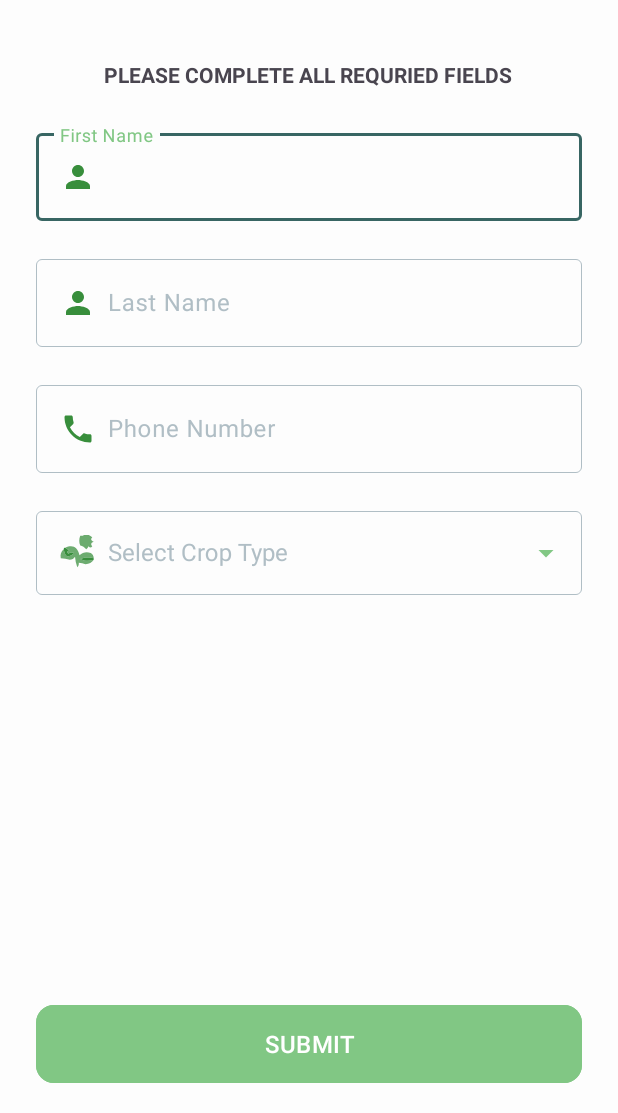
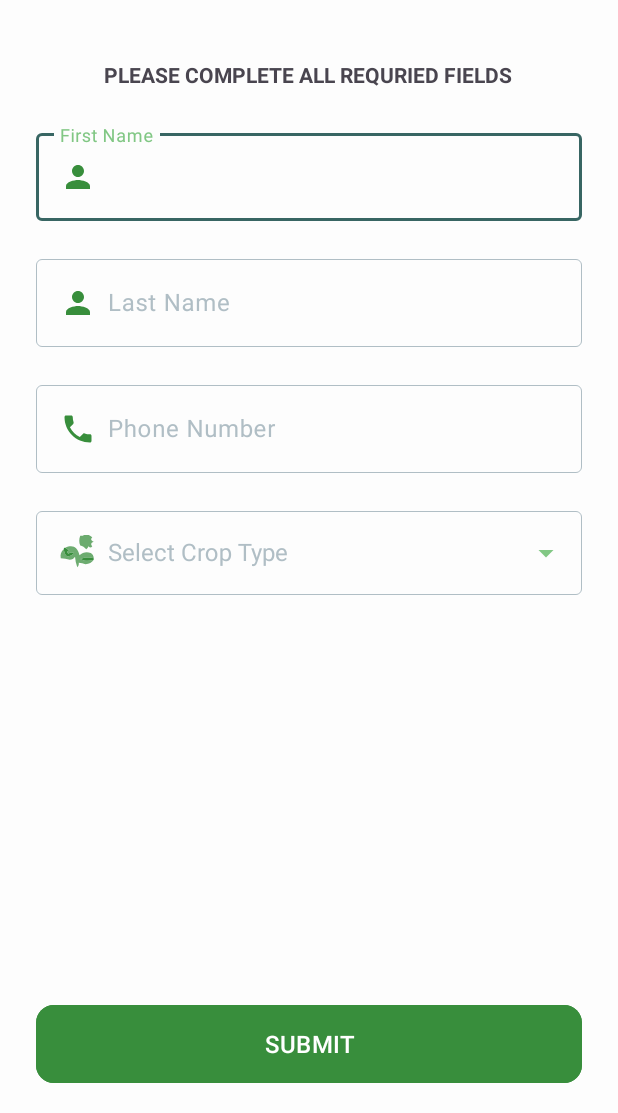
Before and after one commit to Jayhymn/farmapp, an Android app: the FarmRegistrationActivity screen opened directly, with no data from a screen before it, on a phone screen of 412 x 824 dp, the part 123-1236 px from its top. Run offline under Robolectric (Android 15) with nearby library versions, the phone set to English and light mode, and no system bars; our stand-ins replace Dagger/Hilt's generated code.

Commit message:
added screenshots

```diff
--- a/app/src/main/java/com/jayhymn/farmapp/ui/presentation/FarmRegistrationActivity.kt
+++ b/app/src/main/java/com/jayhymn/farmapp/ui/presentation/FarmRegistrationActivity.kt
@@ -1,6 +1,8 @@
 package com.jayhymn.farmapp.ui.presentation
 
 import android.os.Bundle
+import android.os.Handler
+import android.os.Looper
 import android.widget.ArrayAdapter
 import androidx.activity.enableEdgeToEdge
 import androidx.activity.viewModels
@@ -16,12 +18,13 @@ import com.jayhymn.farmapp.domain.InputField
 import com.jayhymn.farmapp.domain.ValidationResult
 import com.jayhymn.farmapp.ui.viewmodels.FarmerRegistrationViewModel
 import dagger.hilt.android.AndroidEntryPoint
+import kotlinx.coroutines.delay
 import kotlinx.coroutines.launch
 
 @AndroidEntryPoint
 class FarmRegistrationActivity : AppCompatActivity() {
     private val viewModel by viewModels<FarmerRegistrationViewModel>()
-    private lateinit var binding: ActivityFarmRegistrationBinding
+    lateinit var binding: ActivityFarmRegistrationBinding
 
     override fun onCreate(savedInstanceState: Bundle?) {
         super.onCreate(savedInstanceState)
@@ -36,14 +39,25 @@ class FarmRegistrationActivity : AppCompatActivity() {
         binding.toolbarIcon.setOnClickListener { finish() }
 
         binding.btnSubmit.setOnClickListener {
+            // temporary disabled button so form isn't submitted more than once
+            binding.btnSubmit.isEnabled = false
+
             viewModel.onRegisterButtonClicked(
                 binding.editTextFarmerFirstName.text.toString(),
                 binding.editTextFarmerLastName.text.toString(),
                 binding.editTextFarmerPhone.text.toString(),
                 binding.editTextCropType.text.toString(),
             )
+
+            lifecycleScope.launch {
+                delay(2000) //enable after 2 seconds
+                binding.btnSubmit.isEnabled = true
+            }
         }
+        observeViewModelState()
+    }
 
+    fun observeViewModelState(){
         lifecycleScope.launch {
             repeatOnLifecycle(Lifecycle.State.STARTED) {
                 viewModel.state.collect { state ->
@@ -65,20 +79,17 @@ class FarmRegistrationActivity : AppCompatActivity() {
                         }
                     }
 
-                    // Display success message
-                    state.successMessage?.getContentIfNotHandled()?.let { showSnackbar(it) }
-                    if (state.successMessage != null) {
-                        finish()
-                    }
-
-                    // Display error message
-                    state.error?.getContentIfNotHandled()?.let { showSnackbar(it) }
+                    // Display error message and return to FarmerActivity
+                    state.successMessage?.getContentIfNotHandled()?.let { messageId ->
+                        showSnackbar(messageId)
+                        Handler(Looper.getMainLooper()).postDelayed({ finish() }, 1000)                    }
                 }
             }
         }
+
     }
 
-    private fun setUpCropDropDown(){
+    fun setUpCropDropDown(){
         val adapter = ArrayAdapter(this, android.R.layout.simple_list_item_1, CropList.validCropTypes)
 
         // this can be used if the list is large. so it searches after the first 3 characters
@@ -88,7 +99,7 @@ class FarmRegistrationActivity : AppCompatActivity() {
         binding.editTextCropType.setDropDownBackgroundResource(R.color.surfaceVariant)
     }
 
-    private fun showSnackbar(message: String) {
-        Snackbar.make(binding.root, message, Snackbar.LENGTH_SHORT).show()
+    fun showSnackbar(messageId: Int) {
+        Snackbar.make(binding.root, getString(messageId), Snackbar.LENGTH_SHORT).show()
     }
 }
--- a/app/src/main/java/com/jayhymn/farmapp/ui/state/FarmerRegisterUiState.kt
+++ b/app/src/main/java/com/jayhymn/farmapp/ui/state/FarmerRegisterUiState.kt
@@ -6,7 +6,7 @@ import com.jayhymn.farmapp.domain.ValidationResult
 data class FarmerRegisterUiState(
     val farmers: List<FarmerItemUiState> = emptyList(),
     val validationErrors: List<ValidationResult> = emptyList(),
-    val error: Event<String>? = null,
+    val error: Event<Int>? = null,
     val isLoading: Boolean = false,
-    val successMessage: Event<String>? = null
+    val successMessage: Event<Int>? = null
 )
--- a/app/src/main/java/com/jayhymn/farmapp/ui/viewmodels/FarmerRegistratonViewModel.kt
+++ b/app/src/main/java/com/jayhymn/farmapp/ui/viewmodels/FarmerRegistratonViewModel.kt
@@ -55,14 +55,14 @@ class FarmerRegistrationViewModel @Inject constructor (
 
                 _uiState.update {
                     if (record > 0) {
-                        it.copy(successMessage = Event(R.string.success_message.toString()), isLoading = false)
+                        it.copy(successMessage = Event(R.string.success_message), isLoading = false)
                     } else {
                         // If the phone number has been used before, it will ignore the operation and return 0 from the database
-                        it.copy(error = Event(R.string.already_exist_message.toString()), isLoading = false)
+                        it.copy(error = Event(R.string.already_exist_message), isLoading = false)
                     }
                 }
             } catch (io: IOException) {
-                _uiState.update { it.copy(error = Event(R.string.error_message.toString()), isLoading = false) }
+                _uiState.update { it.copy(error = Event(R.string.error_message), isLoading = false) }
             }
         }
     }
--- a/app/src/main/res/layout/activity_farm_registration.xml
+++ b/app/src/main/res/layout/activity_farm_registration.xml
@@ -208,7 +208,7 @@
         android:textSize="16sp"
         app:cornerRadius="12dp"
         android:textColor="@android:color/white"
-        android:backgroundTint="@color/primary"
+        android:backgroundTint="@color/primaryVariant"
         />
 
 </androidx.coordinatorlayout.widget.CoordinatorLayout>
--- a/app/src/main/res/layout/activity_farmer.xml
+++ b/app/src/main/res/layout/activity_farmer.xml
@@ -72,7 +72,7 @@
         android:textAlignment="center"
         android:textAllCaps="true"
         android:textAppearance="@style/TextAppearance.AppCompat.Small"
-        android:visibility="gone"
+        android:visibility="visible"
         tools:visibility="visible"
         android:textSize="20sp"
         app:layout_constraintTop_toTopOf="parent"
@@ -99,7 +99,7 @@
         android:layout_height="wrap_content"
         android:layout_gravity="bottom|end"
         android:src="@drawable/ic_icon_option"
-        android:backgroundTint="@color/primary"
+        android:backgroundTint="@color/primaryVariant"
         app:tint="#FFF"
         android:layout_marginBottom="16dp"
         android:layout_marginEnd="16dp"
--- a/app/src/main/res/layout/farmer_record_item.xml
+++ b/app/src/main/res/layout/farmer_record_item.xml
@@ -24,6 +24,7 @@
             android:paddingVertical="3dp"
             android:textSize="18sp"
             tools:text="Fred Amory Cole"
+            android:textAllCaps="true"
             android:gravity="center"
             android:fontFamily="sans-serif-condensed-medium"
             android:textAlignment="center"
```
Also changed, not shown: app/build.gradle.kts (+22 -9 lines), app/src/main/java/com/jayhymn/farmapp/ui/presentation/FarmersActivity.kt (+1 -11 lines), gradle/libs.versions.toml (+5 -16 lines), 6 other files.
